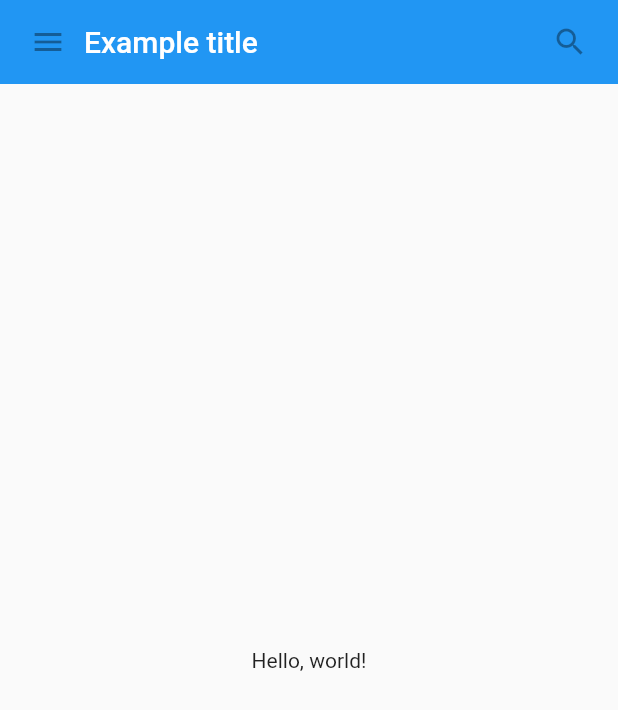
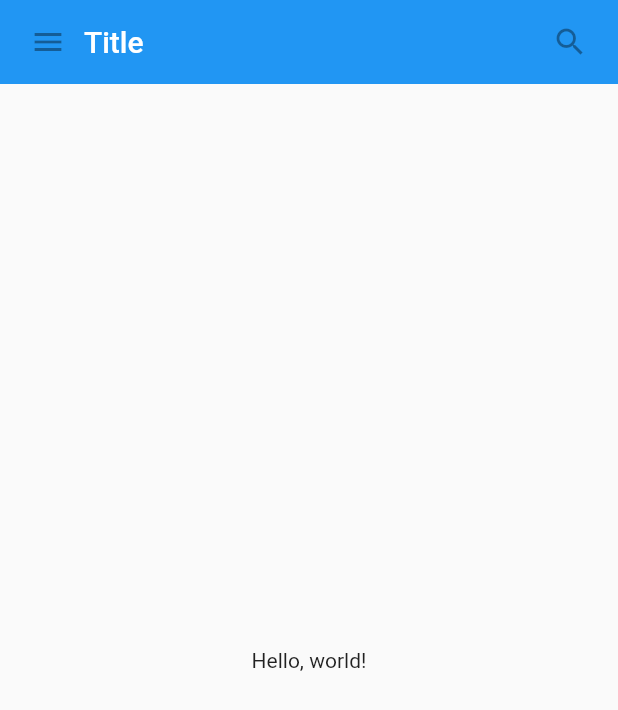
Before and after one commit to OkonovUrmat/First-Flutter-App, a Flutter app: the screen it shows after launch, on a phone screen of 412 x 824 dp. Shown: the top 710 px of the screen. Run offline on Flutter 3.47's test engine with Material 2 defaults, Android fonts, the phone set to English and light mode, and no system bars.

Commit message:
main.dart: Change title

```diff
--- a/lib/main.dart
+++ b/lib/main.dart
@@ -47,7 +47,7 @@ class MyScaffold extends StatelessWidget {
         children: <Widget>[
           MyAppBar(
             title: Text(
-              'Example title',
+              'Title',
               style: Theme.of(context).primaryTextTheme.headline6,
             ),
           ),
```
